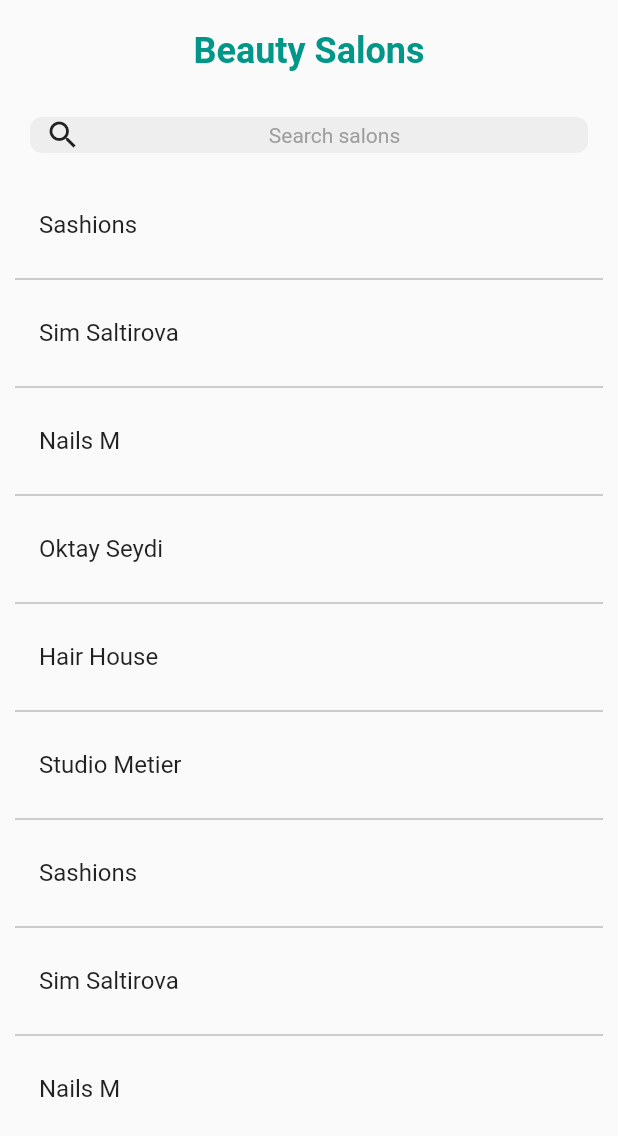
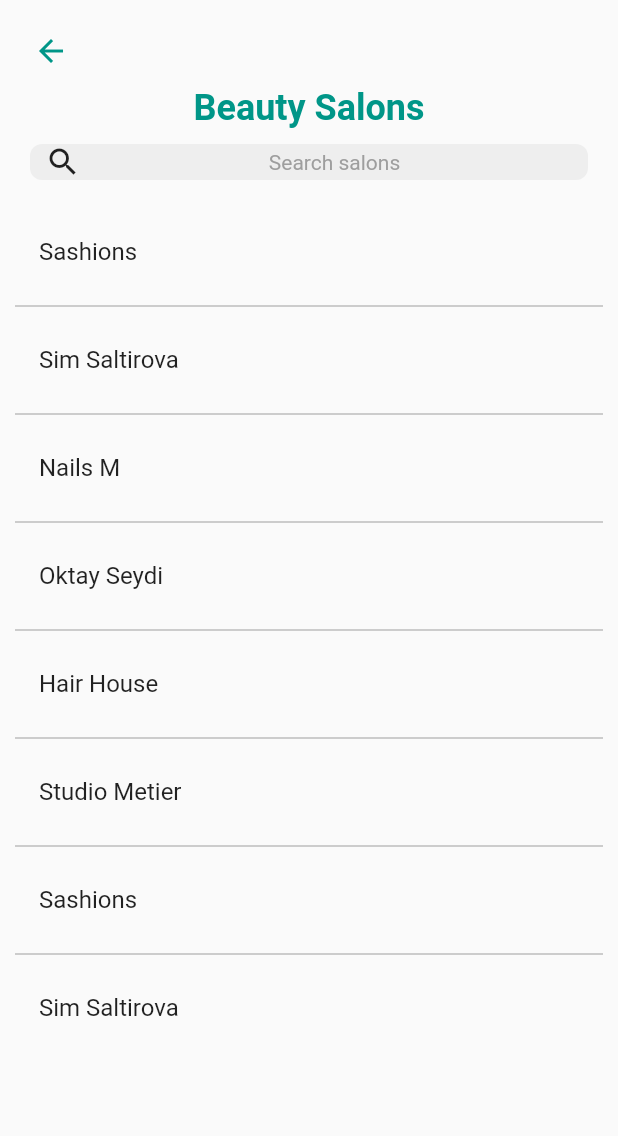
Before and after one commit to angela-ampova/Beautopia, a Flutter app: the screen it shows after launch, in the side drawer, after a tap on "Beauty Salons", on a phone screen of 412 x 824 dp. Shown: the top 1136 px of the screen. Run offline on Flutter 3.47's test engine with Material 2 defaults, Android fonts, the phone set to English and light mode, and no system bars.

Commit message:
small changes

```diff
--- a/lib/pages/salons_list.dart
+++ b/lib/pages/salons_list.dart
@@ -10,25 +10,40 @@ class SalonsListPage extends StatelessWidget {
     'Studio Metier',
     'Sashions',
     'Sim Saltirova',
-    'Nails M',
   ];
 
   @override
   Widget build(BuildContext context) {
     return Scaffold(
-
-      body: Column(
+      body: SafeArea(
+        child: Column(
+          crossAxisAlignment: CrossAxisAlignment.start,
           children: [
+            // Back Button
+            Container(
+              margin: EdgeInsets.only(left: 10.0, top: 10.0),
+              child: IconButton(
+                icon: Icon(
+                  Icons.arrow_back,
+                  color: Colors.teal,
+                ),
+                onPressed: () {
+                  Navigator.pop(context); // Navigate back to the previous screen
+                },
+              ),
+            ),
             // Header
             Container(
+              margin: EdgeInsets.symmetric(horizontal: 20.0),
+              child: Align(
                 alignment: Alignment.center,
-            margin: EdgeInsets.all(20.0),
                 child: Text(
                   'Beauty Salons',
                   style: TextStyle(
                     fontSize: 24.0,
                     fontWeight: FontWeight.bold,
                     color: Colors.teal,
+                  ),
                 ),
               ),
             ),
@@ -47,7 +62,8 @@ class SalonsListPage extends StatelessWidget {
                   ),
                   SizedBox(width: 10.0),
                   Expanded(
-                  child: Center(
+                    child: Align(
+                      alignment: Alignment.center,
                       child: Text(
                         'Search salons',
                         style: TextStyle(color: Colors.grey),
@@ -73,6 +89,7 @@ class SalonsListPage extends StatelessWidget {
             ),
           ],
         ),
+      ),
     );
   }
 }
```
Also changed, not shown: pages/sign_in_page.dart (deleted). Lines whose indentation alone changed are shown as unchanged.
